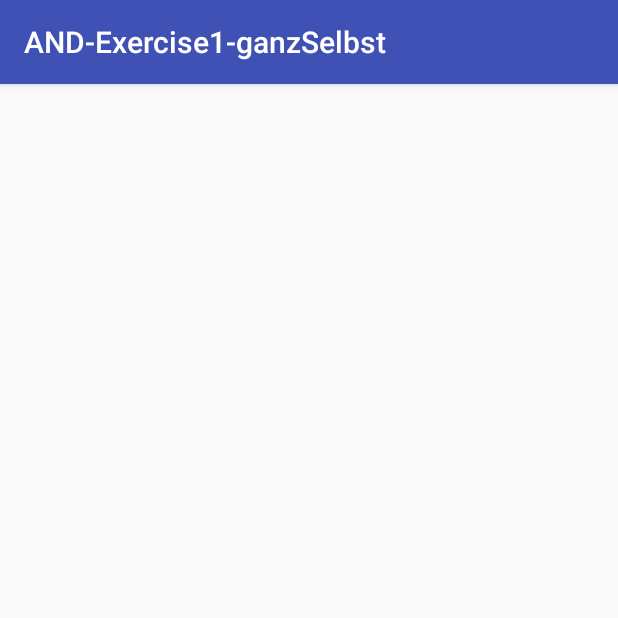
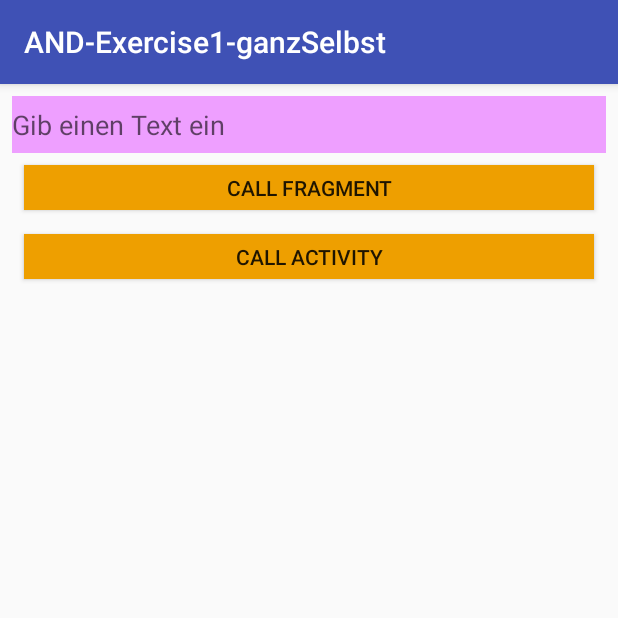
Before and after one commit to haslxxx/MyExercise1_2ndTry, an Android app: the screen it shows after launch (MainActivity), on a phone screen of 412 x 824 dp, the top half of it. Run offline under Robolectric (Android 15) with nearby library versions, the phone set to English and light mode, and no system bars.

Commit message:
Mittendrin, aber nach dem eintragen ganz vieler hilfreicher texte aus dem android developer universum

```diff
--- a/app/src/main/java/com/example/ego/and_exercise1_ganzselbst/MainActivity.java
+++ b/app/src/main/java/com/example/ego/and_exercise1_ganzselbst/MainActivity.java
@@ -1,45 +1,45 @@
+/* MainActivity.java
+
+Hier geht's rein in unsere app
+
+Um das alles verstehen zu können sollte man als erstes mal DAS lesen -->
+https://developer.android.com/guide/components/activities/activity-lifecycle.html
+
+ */
+
 package com.example.ego.and_exercise1_ganzselbst;
+// @todo  test der features
+// FIXME  test der features
+// TODO  test der features
+// XXX  test der features
 
 import android.os.Bundle;
 import android.support.v7.app.AppCompatActivity;
+import android.support.v4.app.Fragment; // Damit geht's dann plötzlich mit dem gertSupportFragmentManager
+import android.support.annotation.Nullable;  // FIXME (1.0) ?? was tut das nullable
 
 
-
-import android.support.annotation.Nullable;
-// TODO (1.0) was tut das nullable
-
-// import com.example.ego.and_exercise1_ganzselbst.R; // der referenzlösung nachgebaut .. bringt aber auch nix
-
+// FIXME (1.01 ?? Wie kommt man darauf dass es diese AppCompatActivity gibt und warum verwenden wir nicht nur Activity
 public class MainActivity extends AppCompatActivity {
 
     @Override
     protected void onCreate(@Nullable Bundle savedInstanceState) {
-        // TODO (1.1)hier kommen wir rein wenn der session manager die app aufruft ?? oder
-        super.onCreate(savedInstanceState);
-        setContentView(R.layout.activity_main);
+        // FIXME (1.1) ?? hier kommen wir rein wenn der session manager die app aufruft oder ??
+        super.onCreate(savedInstanceState);     //onCreate -->
+        setContentView(R.layout.activity_main);  //Set the activity content from a layout resource. The resource will be inflated, adding all top-level views to the activity
 
         // da wir ja gleich weiterwollen zum Fragment, ohne irgendeine anzeige in der activity_main --> ein fragment machen
-        // TODO (1.2) wenn noch kein  fragment am stack ?? oder so ... eigentlich weiß ich da jetzt nicht warum ich's tu
+        /* FIXME (1.2) ?? wenn noch kein  fragment am stack ?? oder so ... eigentlich weiß ich da jetzt nicht warum ich's tu
+        *   !! Kommen wir hier das erste mal her (i.e. nach dem aufruf der app, dann ist sicher nichts am stack.
+        *   !! Wird die Activity jedoch unterbrochen vom system oder sonstwie (?? beim zurückkehren aus einer nächsten Activity)
+        *  FIXME (1.2ff) ?? .... dann ist was am stack und .... tja, aber dann würden wir das Fragment in diesem beispiel nicht mehr erzeugen .. hmmm ??
+        */
         if (savedInstanceState == null){
-//            Fragment myMainFragment = new Main_Fragmentum(); //wir machen mal ein fragmentobjekt
-//            getSupportFragmentManager().beginTransaction().add(R.id.leerer_container, myMainFragment).commit();
-            getSupportFragmentManager().beginTransaction().add(R.id.empty_container, new Main_Fragmentum()).commit();
-            // TODO (1.3  finde den FEHLER .. aber wie ??
-            /*
-            :app:compileDebugJavaWithJavac
-C:\Users\ego\GIT-repositories\github\ANDExercise1ganzSelbst_1\app\src\main\java\com\example\ego\and_exercise1_ganzselbst\MainActivity.java:26: error: no suitable method found for add(int,Main_Fragmentum)
-            getSupportFragmentManager().beginTransaction().add(R.id.empty_container, new Main_Fragmentum()).commit();
-                                                          ^
-    method FragmentTransaction.add(Fragment,String) is not applicable
-      (argument mismatch; int cannot be converted to Fragment)
-    method FragmentTransaction.add(int,Fragment) is not applicable
-      (argument mismatch; Main_Fragmentum cannot be converted to Fragment)
-Note: Some messages have been simplified; recompile with -Xdiags:verbose to get full output
-1 error
+            Fragment myMainFragment = new Main_Fragmentum(); //wir machen mal ein fragmentobjekt
+            getSupportFragmentManager().beginTransaction().add(R.id.my_empty_container, myMainFragment).commit();
+            // FIXME (1.3)??  wieso brauchen wir den leeren xml-container von der MainActivity  um  das MainFragment zu adden ??
+// die variante aus dem refernzsource           getSupportFragmentManager().beginTransaction().add(R.id.empty_container, new Main_Fragmentum()).commit();
 
- FAILED
-
-             */
         }
     }
 }
--- a/app/src/main/java/com/example/ego/and_exercise1_ganzselbst/Main_Fragmentum.java
+++ b/app/src/main/java/com/example/ego/and_exercise1_ganzselbst/Main_Fragmentum.java
@@ -1,10 +1,128 @@
 package com.example.ego.and_exercise1_ganzselbst;
 
-import android.app.Fragment;
+//import android.app.Fragment;
+
+
+import android.content.Intent;
+import android.os.Bundle;
+import android.support.v4.app.Fragment;
+import android.view.LayoutInflater;
+import android.view.View;
+import android.view.ViewGroup;
+import android.widget.Button;
+import android.widget.EditText;
+
+
 
 /**
  * Created by ego on 22.03.2018.
  */
 
 public class Main_Fragmentum extends Fragment {
+
+    // Methode 1 ... erzeugt das bildchen das wir im xml für das Fragment definiert haben
+    // FIXME (2.1) ?? wer ruft das auf; was könne die übergebenen parameter und deren Klassen;
+    @Override
+    public View onCreateView (LayoutInflater inflatorius, ViewGroup contanarius, Bundle mySavedInstanceState_1 ) {
+        return inflatorius.inflate(R.layout.my_fragment_main, contanarius,false);
+    }
+
+    //Methode 2 ... Macht wohl die ganze arbeit innerhalb des Fragments
+    // FIXME (2.2) ?? wer ruft's auf; was können die übergeben parameter
+    private EditText textEingabe;
+    private Button activityAufruf;
+    private Button fragmentAufruf;
+
+    private static final String MESSAGE_KEY = "blubb"; // Key für die datenübergabe im Intent zwischen DIESEM Fragment und der per Button aufgerufenen Activity /Fragment
+
+
+    @Override
+    public void onViewCreated (View myFragmentView, Bundle mySavedInstanceState_2) {
+        super.onViewCreated(myFragmentView, mySavedInstanceState_2);
+
+        //Referenzen auf die elemente im layout holen
+        // FIXME (2.3) ?? warum sieht das in einem Fragment anders aus als in einer Activity (ohne getView() ) (siehe Message_activity)
+        textEingabe    = getView().findViewById(R.id.textField);
+        activityAufruf = getView().findViewById(R.id.button_activity);
+        fragmentAufruf = getView().findViewById(R.id.button_fragment);
+
+
+        //Wert des textEingabe-feldes holen falls das Fragment schon mal gelaufen ist
+        /*
+        Restore your activity state
+        When your activity is recreated after it was previously destroyed, you can recover your saved state from the Bundle that the system passes to your activity.
+        Both the onCreate() and onRestoreInstanceState() callback methods receive the same Bundle that contains the instance state information.
+        Because the onCreate() method is called whether the system is creating a new instance of your activity or recreating a previous one,
+        you must check whether the state Bundle is null before you attempt to read it.
+        If it is null, then the system is creating a new instance of the activity, instead of restoring a previous one that was destroyed.
+         */
+        if (mySavedInstanceState_2 != null) {
+            String myGoodOldMessage = mySavedInstanceState_2.getString(MESSAGE_KEY); // Aus dem Bundle den String mit dem Key "MESSAGE_KEY" holen
+            textEingabe.setText(myGoodOldMessage);
+        }
+
+
+        //Event-listener erzeugen für die beiden Buttons
+        // -- 1. der Button der die Activity aufrufen soll
+        activityAufruf.setOnClickListener(new View.OnClickListener() { // DAS ist alles standard
+            @Override
+            public void onClick(View v) {  //eingebettete funktion !! ??
+                String textZuUebergeben = textEingabe.getText().toString();  //Wir holen den eingegebenen text aus der view
+
+                /* An Intent is an object that provides runtime binding between separate components, such as two activities.
+                The Intent represents an app’s "intent to do something." You can use intents for a wide variety of tasks,
+                but in this case my intent starts another activity.
+
+                An Intent provides a facility for performing late runtime binding between the code in different applications.
+                Its most significant use is in the launching of activities, where it can be thought of as the glue between activities.
+                It is basically a passive data structure holding an abstract description of an action to be performed.
+
+                The Intent constructor takes two parameters:
+                -- A Context as its first parameter  v.getContext()  --> quasi "woher kommen wir"
+                -- The Class of the app component to which the system should deliver the Intent (in this case, the activity that should be started).
+                */
+                Intent myIntent = new Intent(v.getContext(), Message_Activity.class); //Message_Activity.class --> Dorthin wollen wir
+
+                myIntent.putExtra(MESSAGE_KEY, textZuUebergeben); // Methode um
+                //putExtra's gibt's wie sand am meer .. für alle eventualitäten; hier vermutlich putExtra(String name, String value)
+                // das gegenstück auf "der anderen seite" ist getExtra()  :-)
+
+                startActivity(myIntent); // Darum geht's uns ja eigentlich ;-)
+
+
+                // startActivity(Message_Activity.getIntent(getContext(), getMessage())); // Hier beginnen die spezifika des listeners
+                // FIXME (2.4) ?? das getContext() is halt so ?? .. kommt von irgendwo ??
+
+            } // end of embedded function
+        });
+
+        // TODO -- 2. der Button der das Fragment aufrufen soll
+
+
+    }
+
+
+    // TODO ( ) wir kümmern unds um die daten für den fall das das system das Fragment Stopp't
+    /*
+    There are a few scenarios in which your activity is destroyed due to normal app behavior, such as when the user presses the Back button
+    or your activity signals its own destruction by calling the finish() method.
+    The system may also destroy the process containing your activity to recover memory if the activity is in the Stopped state
+    and hasn't been used in a long time, or if the foreground activity requires more resources.
+
+    As your activity begins to stop, the system calls the onSaveInstanceState() method so your activity can save state information with a collection of key-value pairs.
+    The default implementation of this method saves transient information about the state of the activity's view hierarchy, such as the text in an EditText widget
+    or the scroll position of a ListView widget.
+    Your app should implement the onSaveInstanceState() callback after the onPause() method, and before onStop(). Do not implement this callback in onPause().
+
+    The saved data that the system uses to restore the previous state is called the instance state and is a collection of key-value pairs stored in a Bundle object.
+
+    Caution: You must always call the superclass implementation of onSaveInstanceState() so the default implementation can save the state of the view hierarchy.
+     */
+    @Override
+    public void onSaveInstanceState(Bundle outState) {
+        super.onSaveInstanceState(outState);
+        String textZuUebergeben = textEingabe.getText().toString();
+        outState.putString(MESSAGE_KEY, textZuUebergeben);
+    }
+
 }
--- a/app/src/main/res/layout/activity_main.xml
+++ b/app/src/main/res/layout/activity_main.xml
@@ -1,7 +1,7 @@
 <?xml version="1.0" encoding="utf-8"?>
 <FrameLayout
     xmlns:android="http://schemas.android.com/apk/res/android"
-    android:id="@+id/empty_container"
+    android:id="@+id/my_empty_container"
     android:layout_width="match_parent"
     android:layout_height="match_parent" >
 
```
Also changed, not shown: app/src/main/java/com/example/ego/and_exercise1_ganzselbst/Message_Activity.java (added, +42 -0 lines), app/src/main/res/layout/my_message_screen.xml (added, +16 -0 lines), app/src/main/res/layout/my_fragment_main.xml (renamed from app/src/main/res/layout/fragment_main.xml).
